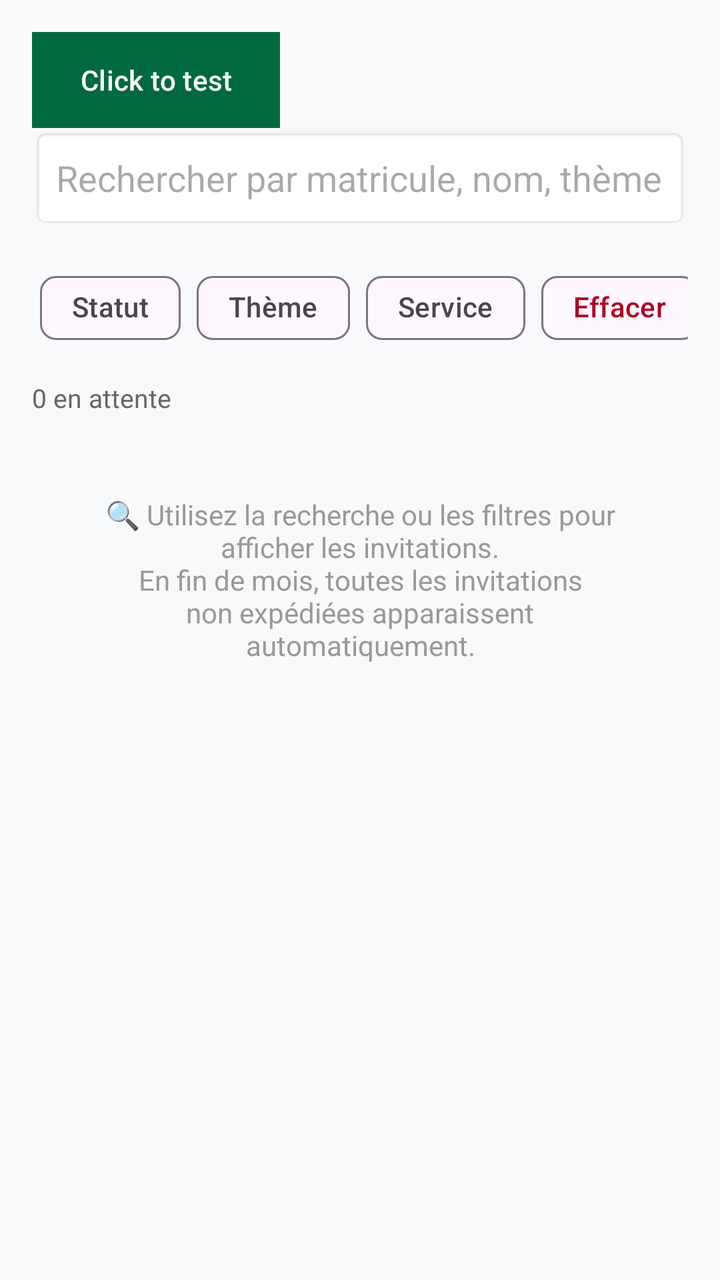
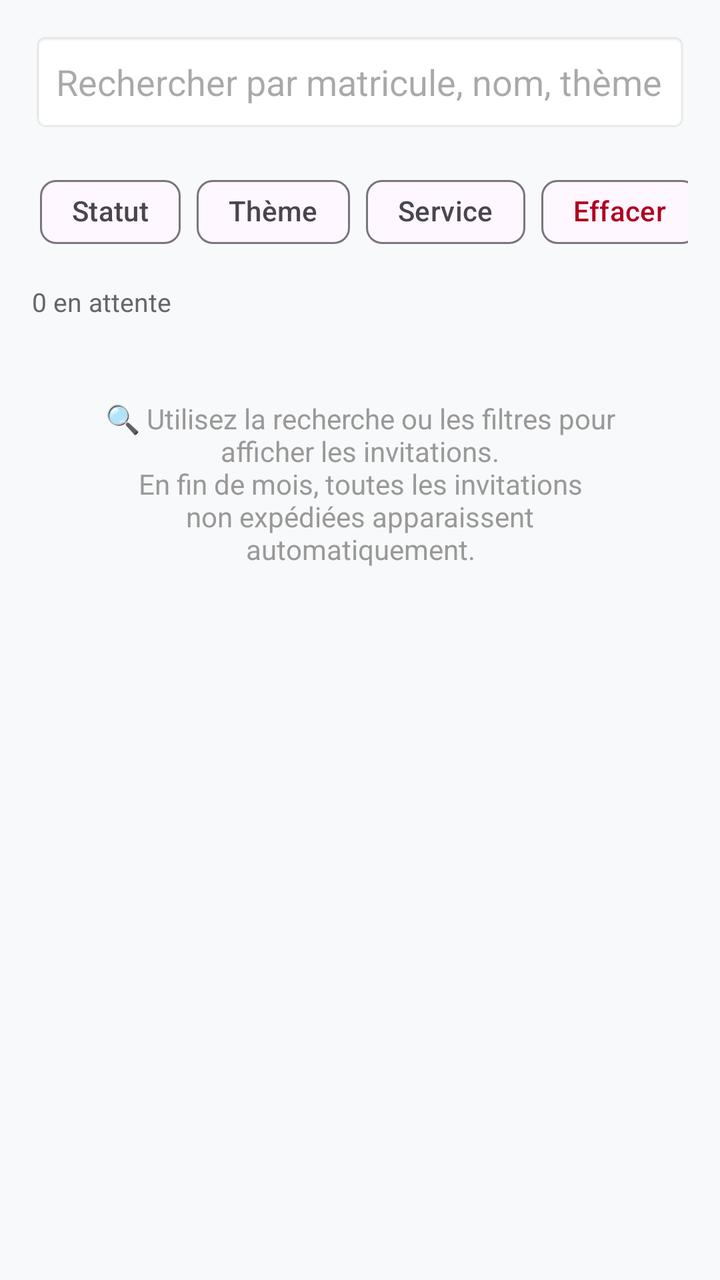

An Android layout rendered at two revisions. The XML below is the earlier revision; the diff shows what the commit changed to produce the second picture.
<!-- AndroidManifest.xml: application theme Theme.OCPEvalFormation -->
<!-- res/layout/fragment_invitations.xml -->
<?xml version="1.0" encoding="utf-8"?>
<LinearLayout xmlns:android="http://schemas.android.com/apk/res/android"
    xmlns:app="http://schemas.android.com/apk/res-auto"
    android:layout_width="match_parent"
    android:layout_height="match_parent"
    android:orientation="vertical"
    android:background="#F8F9FA"
    android:padding="16dp">

    <Button
        android:id="@+id/btnTestWorker"
        android:layout_width="wrap_content"
        android:layout_height="wrap_content"
        android:text="Click to test"
        android:background="@color/black"
        android:textColor="@color/white"
        />

    
    <LinearLayout
        android:layout_width="match_parent"
        android:layout_height="wrap_content"
        android:orientation="horizontal"
        android:gravity="center_vertical"
        android:layout_marginBottom="12dp">

        <EditText
            android:id="@+id/etSearchMatricule"
            android:layout_width="0dp"
            android:layout_weight="1"
            android:layout_height="50dp"
            android:hint="Rechercher par matricule, nom, thème..."
            android:background="@android:drawable/editbox_background"
            android:paddingStart="12dp"
            android:paddingEnd="12dp"
            android:inputType="text"
            android:maxLines="1" />


    </LinearLayout>

    
    <HorizontalScrollView
        android:layout_width="match_parent"
        android:layout_height="wrap_content"
        android:scrollbars="none"
        android:layout_marginBottom="8dp">

        <LinearLayout
            android:layout_width="wrap_content"
            android:layout_height="wrap_content"
            android:orientation="horizontal"
            android:padding="4dp">

            <com.google.android.material.chip.Chip
                android:id="@+id/chipFilterStatut"
                android:layout_width="wrap_content"
                android:layout_height="wrap_content"
                android:text="Statut"
                app:chipIcon="@android:drawable/arrow_down_float"
                style="@style/Widget.Material3.Chip.Filter"
                android:layout_marginEnd="8dp"/>

            <com.google.android.material.chip.Chip
                android:id="@+id/chipFilterTheme"
                android:layout_width="wrap_content"
                android:layout_height="wrap_content"
                android:text="Thème"
                style="@style/Widget.Material3.Chip.Filter"
                android:layout_marginEnd="8dp"/>

            <com.google.android.material.chip.Chip
                android:id="@+id/chipFilterService"
                android:layout_width="wrap_content"
                android:layout_height="wrap_content"
                android:text="Service"
                style="@style/Widget.Material3.Chip.Filter"
                android:layout_marginEnd="8dp"/>

            <com.google.android.material.chip.Chip
                android:id="@+id/chipClearFilters"
                android:layout_width="wrap_content"
                android:layout_height="wrap_content"
                android:text="Effacer"
                android:textColor="@color/design_default_color_error"
                style="@style/Widget.Material3.Chip.Filter"/>

        </LinearLayout>
    </HorizontalScrollView>

    
    <com.google.android.material.card.MaterialCardView
        android:id="@+id/cardAppreciationDate"
        android:layout_width="match_parent"
        android:layout_height="wrap_content"
        android:layout_marginBottom="12dp"
        android:visibility="gone"
        app:cardBackgroundColor="#E3F2FD"
        app:cardCornerRadius="10dp"
        app:cardElevation="2dp">

        <LinearLayout
            android:layout_width="match_parent"
            android:layout_height="wrap_content"
            android:orientation="vertical"
            android:padding="12dp">

            <TextView
                android:id="@+id/tvAppreciationInfo"
                android:layout_width="match_parent"
                android:layout_height="wrap_content"
                android:text="📋 Formations arrivent à date d'appréciation aujourd'hui"
                android:textColor="#0D47A1"
                android:textStyle="bold"
                android:textSize="13sp"
                android:layout_marginBottom="8dp"/>

            <com.google.android.material.button.MaterialButton
                android:id="@+id/btnSendAllAppreciation"
                android:layout_width="match_parent"
                android:layout_height="wrap_content"
                android:text="Envoyer toutes les appréciations"
                android:backgroundTint="#1976D2"
                app:cornerRadius="8dp"/>

        </LinearLayout>

    </com.google.android.material.card.MaterialCardView>

    
    <TextView
        android:id="@+id/tvPendingCount"
        android:layout_width="match_parent"
        android:layout_height="wrap_content"
        android:text="0 en attente"
        android:textColor="#666666"
        android:textSize="13sp"
        android:layout_marginBottom="8dp" />

    
    <com.google.android.material.card.MaterialCardView
        android:id="@+id/cardEndOfMonth"
        android:layout_width="match_parent"
        android:layout_height="wrap_content"
        android:layout_marginBottom="12dp"
        android:visibility="gone"
        app:cardBackgroundColor="#FFF3E0"
        app:cardCornerRadius="10dp"
        app:cardElevation="2dp">

        <LinearLayout
            android:layout_width="match_parent"
            android:layout_height="wrap_content"
            android:orientation="vertical"
            android:padding="12dp">

            <TextView
                android:id="@+id/tvEndOfMonthInfo"
                android:layout_width="match_parent"
                android:layout_height="wrap_content"
                android:text="⚠️ Fin du mois"
                android:textColor="#E65100"
                android:textStyle="bold"
                android:textSize="13sp"
                android:layout_marginBottom="8dp" />

            <com.google.android.material.button.MaterialButton
                android:id="@+id/btnSendAll"
                android:layout_width="match_parent"
                android:layout_height="wrap_content"
                android:text="Envoyer toutes les invitations non expédiées"
                android:backgroundTint="#E65100"
                app:cornerRadius="8dp" />
        </LinearLayout>
    </com.google.android.material.card.MaterialCardView>

    
    <ProgressBar
        android:id="@+id/progressInvitation"
        android:layout_width="wrap_content"
        android:layout_height="wrap_content"
        android:layout_gravity="center_horizontal"
        android:visibility="gone"
        android:layout_marginBottom="8dp" />

    

    
    <TextView
        android:id="@+id/tvEmptyState"
        android:layout_width="match_parent"
        android:layout_height="wrap_content"
        android:gravity="center"
        android:padding="32dp"
        android:text="🔍 Utilisez la recherche ou les filtres pour afficher les invitations.\nEn fin de mois, toutes les invitations non expédiées apparaissent automatiquement."
        android:textColor="#999999"
        android:textSize="14sp"
        android:visibility="visible" />

    <androidx.recyclerview.widget.RecyclerView
        android:id="@+id/rvInvitations"
        android:layout_width="match_parent"
        android:layout_height="0dp"
        android:layout_weight="1"
        android:clipToPadding="false"
        android:paddingBottom="16dp" />



</LinearLayout>
<!-- resources referenced by this layout -->
<resources>
  <color name="black">#000000</color>
  <color name="white">#FFFFFF</color>
  <style name="Theme.OCPEvalFormation" parent="Theme.Material3.Light.NoActionBar">
          <item name="colorPrimary">@color/ocp_dark_green</item>
          <item name="colorPrimaryVariant">@color/ocp_medium_green</item>
          <item name="colorOnPrimary">@color/white</item>
          <item name="colorSecondary">@color/ocp_orange</item>
          <item name="colorOnSecondary">@color/white</item>
          <item name="android:statusBarColor">@color/ocp_dark_green</item>
      </style>
  <color name="ocp_dark_green">#00693E</color>
  <color name="ocp_medium_green">#00A86B</color>
  <color name="ocp_orange">#FF6B00</color>
</resources>

<!-- the commit's change to res/layout/fragment_invitations.xml (unified diff, before → after) -->
@@ -7,14 +7,14 @@
     android:background="#F8F9FA"
     android:padding="16dp">
 
-    <Button
-        android:id="@+id/btnTestWorker"
-        android:layout_width="wrap_content"
-        android:layout_height="wrap_content"
-        android:text="Click to test"
-        android:background="@color/black"
-        android:textColor="@color/white"
-        />
+
+
+
+
+
+
+
+
 
     
     <LinearLayout
<!-- resource entries referenced after the edit -->
@@ -1,6 +1,5 @@
 <!-- resources referenced by this layout -->
 <resources>
-  <color name="black">#000000</color>
   <color name="white">#FFFFFF</color>
   <style name="Theme.OCPEvalFormation" parent="Theme.Material3.Light.NoActionBar">
           <item name="colorPrimary">@color/ocp_dark_green</item>
